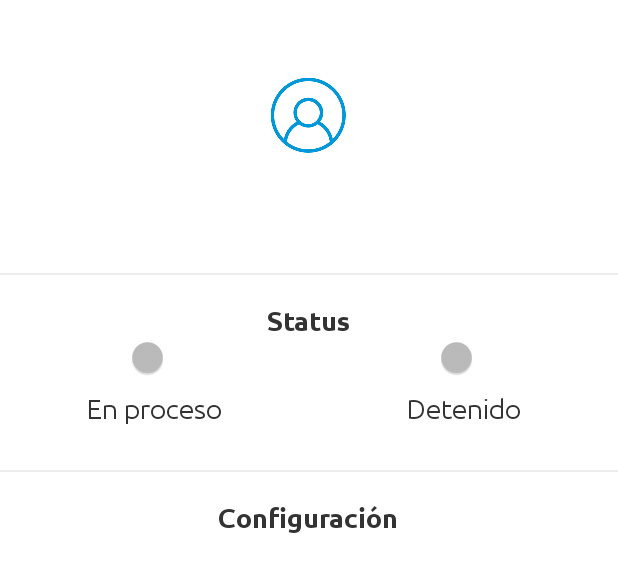
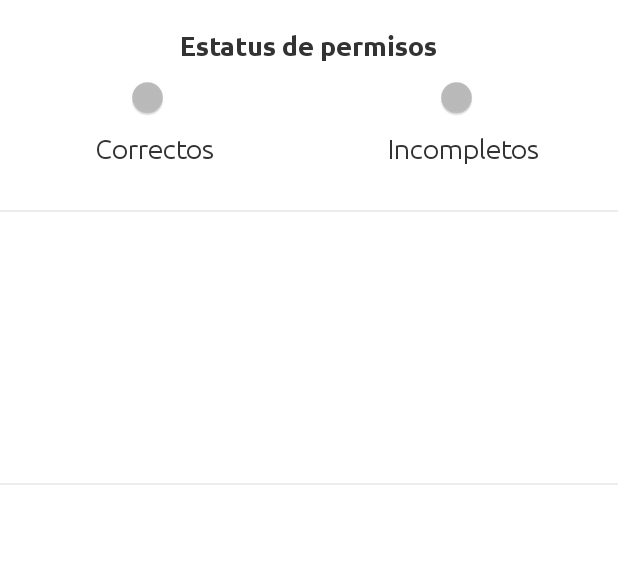
Before and after one commit to DaXis/MITracking, an Android app: the layout main.xml on its own in the app's theme, with its tools: preview values and no code run, on a phone screen of 412 x 824 dp. Shown: the top 572 px of the screen. Run offline under Robolectric (Android 15) with nearby library versions, the phone set to English and light mode, and no system bars.

Commit message:
02/02/2018 mac

```diff
--- a/app/src/main/java/com/mitracking/adapter/ConfigAdapter.java
+++ b/app/src/main/java/com/mitracking/adapter/ConfigAdapter.java
@@ -46,7 +46,7 @@ public class ConfigAdapter extends BaseAdapter {
             convertView = inflater.inflate(R.layout.cnfg_row, parent, false);
 
         TextView tag = ViewHolder.get(convertView, R.id.tag);
-        tag.setText(array.get(position).tag+" : ");
+        //tag.setText(array.get(position).tag+" : ");
 
         TextView value = ViewHolder.get(convertView, R.id.value);
         value.setText(array.get(position).value);
--- a/app/src/main/res/layout/main.xml
+++ b/app/src/main/res/layout/main.xml
@@ -5,7 +5,7 @@
     android:layout_height="match_parent"
     android:background="@color/text_icons">
 
-    <ImageView
+    <!--<ImageView
         android:layout_width="wrap_content"
         android:layout_height="wrap_content"
         android:layout_gravity="center"
@@ -36,7 +36,7 @@
     <FrameLayout
         android:layout_width="match_parent"
         android:layout_height="1dp"
-        android:background="@color/little_gray"/>
+        android:background="@color/little_gray"/>-->
 
     <com.mitracking.custom.CustomTextView
         android:layout_width="wrap_content"
@@ -44,14 +44,15 @@
         android:layout_gravity="center"
         android:textColor="@color/primary_text"
         android:textStyle="bold"
-        android:text="Status"
+        android:text="Estatus de permisos"
         android:layout_marginTop="20dp"
         android:textAppearance="?android:attr/textAppearanceMedium"/>
 
     <LinearLayout
         android:layout_width="match_parent"
         android:layout_height="wrap_content"
-        android:orientation="horizontal">
+        android:orientation="horizontal"
+        android:layout_marginTop="10dp">
 
         <LinearLayout
             android:layout_width="0dp"
@@ -64,7 +65,8 @@
                 android:layout_width="60dp"
                 android:layout_height="wrap_content"
                 android:gravity="center_horizontal"
-                android:layout_gravity="center_horizontal"/>
+                android:layout_gravity="center_horizontal"
+                />
 
             <com.mitracking.custom.CustomTextView
                 android:layout_width="wrap_content"
@@ -72,7 +74,7 @@
                 android:textColor="@color/primary_text"
                 android:layout_marginTop="10dp"
                 android:layout_marginBottom="10dp"
-                android:text="En proceso"
+                android:text="Correctos"
                 android:textAppearance="?android:attr/textAppearanceMedium"
                 android:gravity="center_horizontal"
                 android:layout_gravity="center_horizontal"/>
@@ -90,7 +92,7 @@
                 android:layout_width="60dp"
                 android:layout_height="wrap_content"
                 android:gravity="center_horizontal"
-                android:layout_gravity="center_horizontal"/>
+                android:layout_gravity="center_horizontal" />
 
             <com.mitracking.custom.CustomTextView
                 android:layout_width="wrap_content"
@@ -98,7 +100,7 @@
                 android:textColor="@color/primary_text"
                 android:layout_marginTop="10dp"
                 android:layout_marginBottom="10dp"
-                android:text="Detenido"
+                android:text="Incompletos"
                 android:textAppearance="?android:attr/textAppearanceMedium"
                 android:gravity="center_horizontal"
                 android:layout_gravity="center_horizontal"/>
@@ -114,6 +116,60 @@
         android:layout_marginBottom="20dp"
         android:layout_marginTop="20dp"/>
 
+    <!-- -->
+
+    <com.mitracking.custom.CustomTextView
+        android:id="@+id/user"
+        android:layout_width="wrap_content"
+        android:layout_height="wrap_content"
+        android:layout_gravity="center"
+        android:textColor="@color/primary_text"
+        android:textStyle="bold"
+        android:text=""
+        android:layout_marginTop="20dp"
+        android:textAppearance="?android:attr/textAppearanceMedium"/>
+
+    <com.mitracking.custom.CustomTextView
+        android:id="@+id/number"
+        android:layout_width="wrap_content"
+        android:layout_height="wrap_content"
+        android:layout_gravity="center"
+        android:textColor="@color/primary_text"
+        android:text=""
+        android:layout_marginTop="10dp"
+        android:textAppearance="?android:attr/textAppearanceMedium"/>
+
+    <com.mitracking.custom.CustomTextView
+        android:id="@+id/user_test"
+        android:layout_width="wrap_content"
+        android:layout_height="wrap_content"
+        android:layout_gravity="center"
+        android:textColor="@color/primary_text"
+        android:textStyle="bold"
+        android:text=""
+        android:layout_marginTop="10dp"
+        android:textAppearance="?android:attr/textAppearanceMedium"/>
+
+    <com.mitracking.custom.CustomTextView
+        android:id="@+id/email"
+        android:layout_width="wrap_content"
+        android:layout_height="wrap_content"
+        android:layout_gravity="center"
+        android:gravity="center"
+        android:textColor="@color/primary_text"
+        android:layout_marginTop="10dp"
+        android:layout_marginBottom="10dp"
+        android:text=""/>
+
+    <FrameLayout
+        android:layout_width="match_parent"
+        android:layout_height="1dp"
+        android:background="@color/little_gray"
+        android:layout_marginBottom="20dp"
+        android:layout_marginTop="20dp"/>
+
+    <!-- -->
+
     <com.mitracking.custom.CustomTextView
         android:layout_width="wrap_content"
         android:layout_height="wrap_content"
@@ -122,11 +178,12 @@
         android:textStyle="bold"
         android:text="Configuración"
         android:textAppearance="?android:attr/textAppearanceMedium"
-        android:layout_marginBottom="20dp"/>
+        android:layout_marginBottom="20dp"
+        android:visibility="gone"/>
 
     <ListView
         android:id="@+id/config"
         android:layout_width="match_parent"
-        android:layout_height="match_parent"/>
+        android:layout_height="match_parent" />
 
 </LinearLayout>
```
Also changed, not shown: app/src/main/java/com/mitracking/fragments/LoginFragment.java (+60 -3 lines), app/src/main/java/com/mitracking/fragments/MainFragment.java (+24 -2 lines), app/src/main/res/layout/actionbar.xml (+6 -2 lines).
